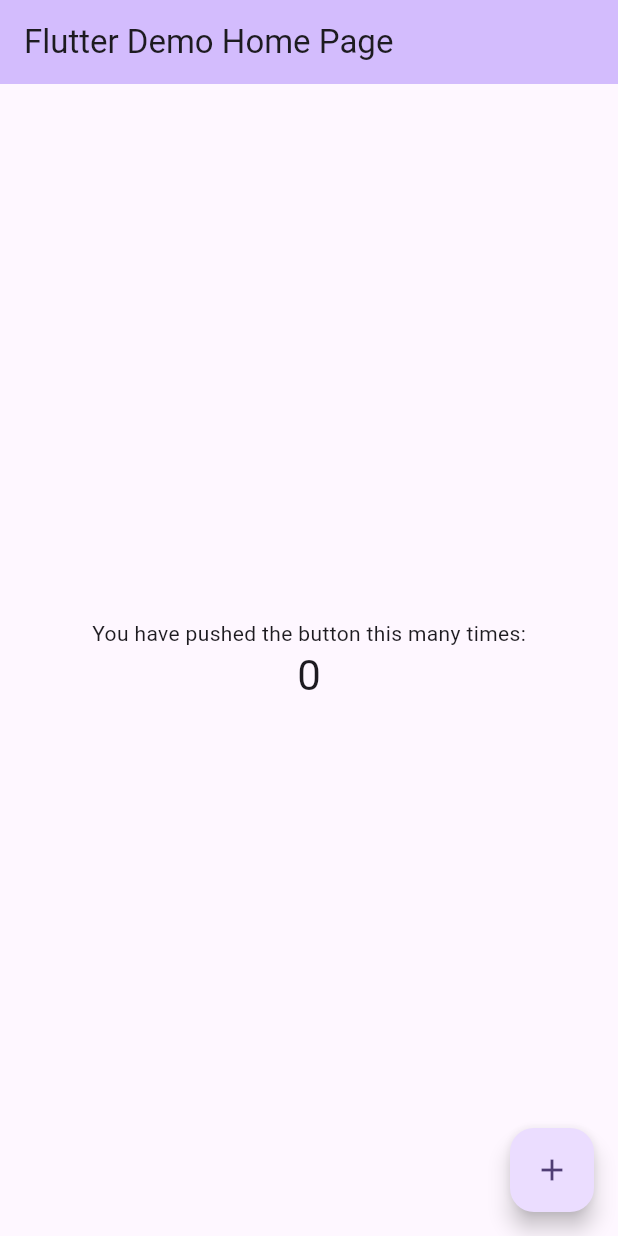
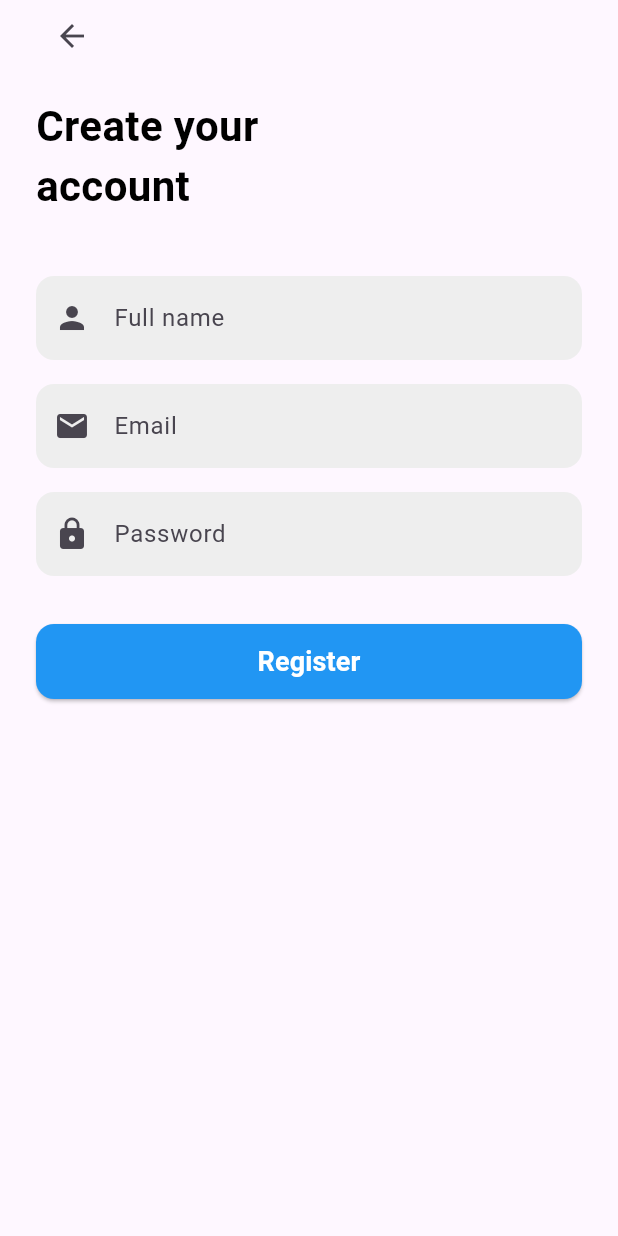
Before and after one commit to sagarchhetri2003/realestateapplication, a Flutter app: the screen it shows after launch, on a phone screen of 412 x 824 dp. Run offline on Flutter 3.47's test engine with Material 3 defaults, Android fonts, the phone set to English and light mode, and no system bars; our stand-ins replace font_awesome_flutter.

Commit message:
first commit with login and register screen

```diff
--- /dev/null
+++ b/lib/app.dart
@@ -0,0 +1,14 @@
+import 'package:realestateapplication/view/splash_screen_view.dart';
+import 'package:realestateapplication/view/login_screen_view.dart';
+import 'package:realestateapplication/view/register_screen_view.dart';
+import 'package:flutter/material.dart';
+
+class MyApp extends StatelessWidget {
+  const MyApp({super.key});
+
+  @override
+  Widget build(BuildContext context) {
+    return MaterialApp(
+        debugShowCheckedModeBanner: false, home: RegisterScreenView());
+  }
+}
--- a/lib/main.dart
+++ b/lib/main.dart
@@ -1,125 +1,12 @@
+import 'app.dart';
 import 'package:flutter/material.dart';
 
+// final
+// const
+
+// HOT RELOAD
 void main() {
-  runApp(const MyApp());
+  runApp(
+    const MyApp(),
+  );
 }
-
-class MyApp extends StatelessWidget {
-  const MyApp({super.key});
-
-  // This widget is the root of your application.
-  @override
-  Widget build(BuildContext context) {
-    return MaterialApp(
-      title: 'Flutter Demo',
-      theme: ThemeData(
-        // This is the theme of your application.
-        //
-        // TRY THIS: Try running your application with "flutter run". You'll see
-        // the application has a purple toolbar. Then, without quitting the app,
-        // try changing the seedColor in the colorScheme below to Colors.green
-        // and then invoke "hot reload" (save your changes or press the "hot
-        // reload" button in a Flutter-supported IDE, or press "r" if you used
-        // the command line to start the app).
-        //
-        // Notice that the counter didn't reset back to zero; the application
-        // state is not lost during the reload. To reset the state, use hot
-        // restart instead.
-        //
-        // This works for code too, not just values: Most code changes can be
-        // tested with just a hot reload.
-        colorScheme: ColorScheme.fromSeed(seedColor: Colors.deepPurple),
-        useMaterial3: true,
-      ),
-      home: const MyHomePage(title: 'Flutter Demo Home Page'),
-    );
-  }
-}
-
-class MyHomePage extends StatefulWidget {
-  const MyHomePage({super.key, required this.title});
-
-  // This widget is the home page of your application. It is stateful, meaning
-  // that it has a State object (defined below) that contains fields that affect
-  // how it looks.
-
-  // This class is the configuration for the state. It holds the values (in this
-  // case the title) provided by the parent (in this case the App widget) and
-  // used by the build method of the State. Fields in a Widget subclass are
-  // always marked "final".
-
-  final String title;
-
-  @override
-  State<MyHomePage> createState() => _MyHomePageState();
-}
-
-class _MyHomePageState extends State<MyHomePage> {
-  int _counter = 0;
-
-  void _incrementCounter() {
-    setState(() {
-      // This call to setState tells the Flutter framework that something has
-      // changed in this State, which causes it to rerun the build method below
-      // so that the display can reflect the updated values. If we changed
-      // _counter without calling setState(), then the build method would not be
-      // called again, and so nothing would appear to happen.
-      _counter++;
-    });
-  }
-
-  @override
-  Widget build(BuildContext context) {
-    // This method is rerun every time setState is called, for instance as done
-    // by the _incrementCounter method above.
-    //
-    // The Flutter framework has been optimized to make rerunning build methods
-    // fast, so that you can just rebuild anything that needs updating rather
-    // than having to individually change instances of widgets.
-    return Scaffold(
-      appBar: AppBar(
-        // TRY THIS: Try changing the color here to a specific color (to
-        // Colors.amber, perhaps?) and trigger a hot reload to see the AppBar
-        // change color while the other colors stay the same.
-        backgroundColor: Theme.of(context).colorScheme.inversePrimary,
-        // Here we take the value from the MyHomePage object that was created by
-        // the App.build method, and use it to set our appbar title.
-        title: Text(widget.title),
-      ),
-      body: Center(
-        // Center is a layout widget. It takes a single child and positions it
-        // in the middle of the parent.
-        child: Column(
-          // Column is also a layout widget. It takes a list of children and
-          // arranges them vertically. By default, it sizes itself to fit its
-          // children horizontally, and tries to be as tall as its parent.
-          //
-          // Column has various properties to control how it sizes itself and
-          // how it positions its children. Here we use mainAxisAlignment to
-          // center the children vertically; the main axis here is the vertical
-          // axis because Columns are vertical (the cross axis would be
-          // horizontal).
-          //
-          // TRY THIS: Invoke "debug painting" (choose the "Toggle Debug Paint"
-          // action in the IDE, or press "p" in the console), to see the
-          // wireframe for each widget.
-          mainAxisAlignment: MainAxisAlignment.center,
-          children: <Widget>[
-            const Text(
-              'You have pushed the button this many times:',
-            ),
-            Text(
-              '$_counter',
-              style: Theme.of(context).textTheme.headlineMedium,
-            ),
-          ],
-        ),
-      ),
-      floatingActionButton: FloatingActionButton(
-        onPressed: _incrementCounter,
-        tooltip: 'Increment',
-        child: const Icon(Icons.add),
-      ), // This trailing comma makes auto-formatting nicer for build methods.
-    );
-  }
-}
--- /dev/null
+++ b/lib/view/register_screen_view.dart
@@ -0,0 +1,115 @@
+import 'package:flutter/material.dart';
+
+class RegisterScreenView extends StatelessWidget {
+  @override
+  Widget build(BuildContext context) {
+    return Scaffold(
+      body: SafeArea(
+        child: Padding(
+          padding: EdgeInsets.symmetric(horizontal: 24),
+          child: Column(
+            crossAxisAlignment: CrossAxisAlignment.start,
+            children: [
+              // Back Button
+              IconButton(
+                onPressed: () {
+                  Navigator.pop(context); // Handle back navigation
+                },
+                icon: Icon(Icons.arrow_back),
+              ),
+              SizedBox(height: 16),
+
+              // Title and Subtitle
+              Text(
+                "Create your\naccount",
+                style: TextStyle(
+                  fontSize: 28,
+                  fontWeight: FontWeight.bold,
+                  color: Colors.black,
+                ),
+              ),
+              SizedBox(height: 8),
+
+              SizedBox(height: 32),
+
+              // Full Name Input
+              TextField(
+                decoration: InputDecoration(
+                  labelText: 'Full name',
+                  prefixIcon: Icon(Icons.person),
+                  filled: true,
+                  fillColor: Colors.grey[200],
+                  border: OutlineInputBorder(
+                    borderRadius: BorderRadius.circular(12),
+                    borderSide: BorderSide.none,
+                  ),
+                ),
+              ),
+              SizedBox(height: 16),
+
+              // Email Input
+              TextField(
+                decoration: InputDecoration(
+                  labelText: 'Email',
+                  prefixIcon: Icon(Icons.email),
+                  filled: true,
+                  fillColor: Colors.grey[200],
+                  border: OutlineInputBorder(
+                    borderRadius: BorderRadius.circular(12),
+                    borderSide: BorderSide.none,
+                  ),
+                ),
+              ),
+              SizedBox(height: 16),
+
+              // Password Input
+              TextField(
+                obscureText: true,
+                decoration: InputDecoration(
+                  labelText: 'Password',
+                  prefixIcon: Icon(Icons.lock),
+                  suffixText: 'Show password',
+                  suffixStyle: TextStyle(color: Colors.blue),
+                  filled: true,
+                  fillColor: Colors.grey[200],
+                  border: OutlineInputBorder(
+                    borderRadius: BorderRadius.circular(12),
+                    borderSide: BorderSide.none,
+                  ),
+                ),
+              ),
+              SizedBox(height: 32),
+
+              // Register Button
+              Center(
+                child: ElevatedButton(
+                  onPressed: () {
+                    // Handle registration
+                  },
+                  child: Text(
+                    "Register",
+                    style: TextStyle(
+                      fontSize: 18,
+                      fontWeight: FontWeight.bold,
+                    ),
+                  ),
+                  style: ElevatedButton.styleFrom(
+                    backgroundColor: Colors.blue,
+                    foregroundColor: Colors.white,
+                    minimumSize: Size(double.infinity, 50),
+                    shape: RoundedRectangleBorder(
+                      borderRadius: BorderRadius.circular(12),
+                    ),
+                  ),
+                ),
+              ),
+
+              // Spacer to keep button at the bottom
+              Spacer(),
+            ],
+          ),
+        ),
+      ),
+    );
+  }
+}
```
Also changed, not shown: lib/view/login_screen_view.dart (added, +309 -0 lines), lib/view/splash_screen_view.dart (added, +64 -0 lines), pubspec.yaml (+6 -3 lines), assets/logo/login_logo.png (added), assets/logo/splashlogo.png (added), pubspec.lock, 1 other file.
